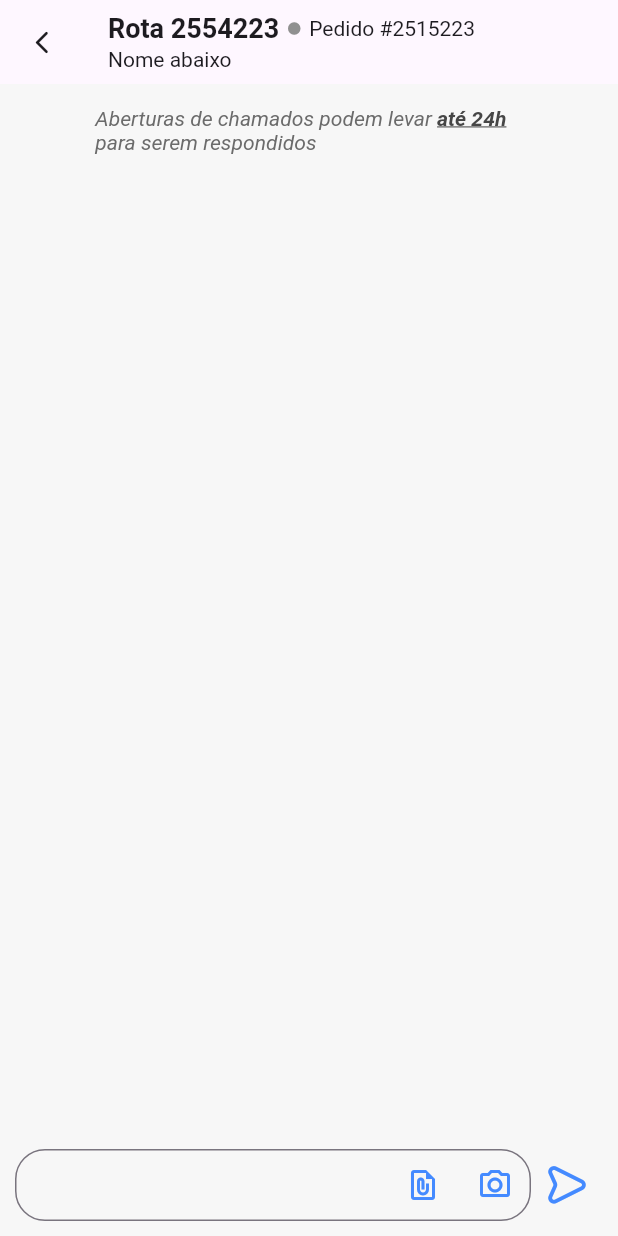
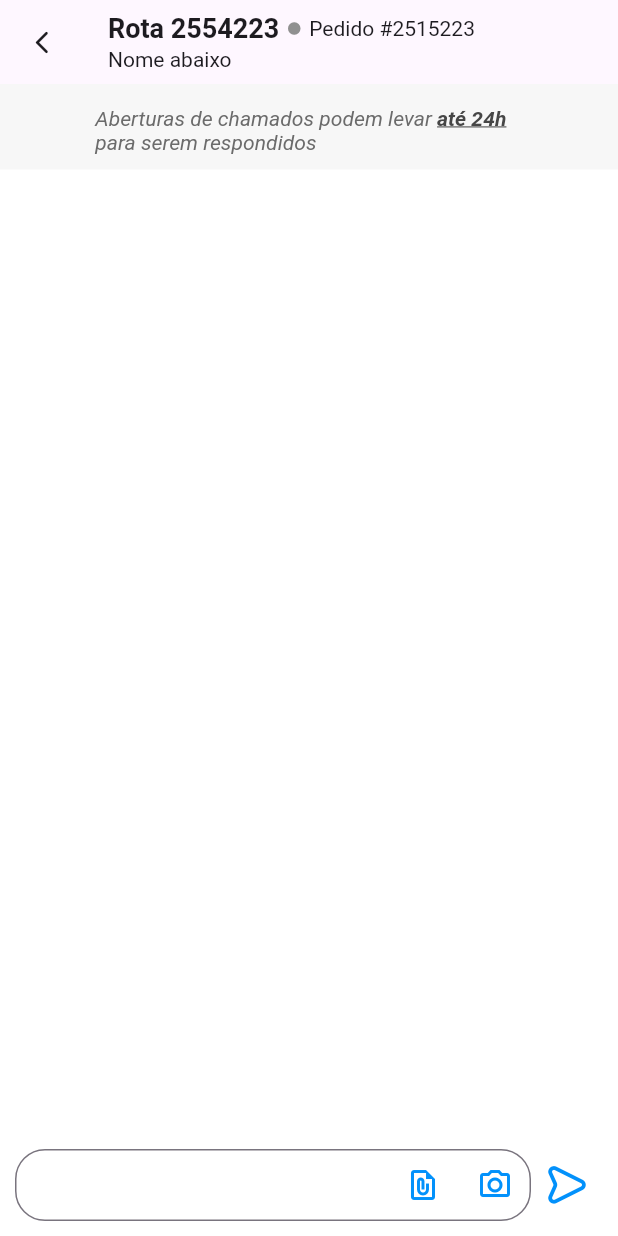
Before and after one commit to leonanmar886/flutter_chat, a Flutter app: the screen it shows after launch, on a phone screen of 412 x 824 dp. Run offline on Flutter 3.47's test engine with Material 3 defaults, Android fonts, the phone set to English and light mode, and no system bars; our stand-ins replace bubble, file_picker, flutter_chat_types, flutter_chat_ui, image_picker, open_filex.

Commit message:
some changes

```diff
--- a/lib/chatInputField.dart
+++ b/lib/chatInputField.dart
@@ -27,6 +27,13 @@ class ChatInputField extends StatelessWidget {
                 border: OutlineInputBorder(
                   borderRadius: BorderRadius.circular(20.0),
                 ),
+                focusedBorder: OutlineInputBorder(
+                  borderRadius: BorderRadius.circular(20.0),
+                  borderSide: const BorderSide(
+                    color: Colors.black45,
+                    width: 2.0,
+                  ),
+                ),
                 contentPadding: const EdgeInsets.all(10.0),
                 suffixIcon: Row(
                   mainAxisSize: MainAxisSize.min, // Adicione esta linha
@@ -34,7 +41,7 @@ class ChatInputField extends StatelessWidget {
                     IconButton(
                       icon: const Icon(
                           Icons.file_present_outlined,
-                          color: Colors.blueAccent
+                          color: Color(0xFF0291FB)
                         ),
                       onPressed: () {
                         handleFileSelection();
@@ -43,7 +50,7 @@ class ChatInputField extends StatelessWidget {
                     IconButton(
                       icon: const Icon(
                           Icons.camera_alt_outlined,
-                          color: Colors.blueAccent,
+                          color: Color(0xFF0291FB),
                         ),
                       onPressed: () {
                         handleCameraSelection();
@@ -58,7 +65,7 @@ class ChatInputField extends StatelessWidget {
           IconButton(
             icon: const Icon(
                 IconData(0xe800, fontFamily: 'MyFlutterApp'),
-                color: Colors.blueAccent,
+                color: Color(0xFF0291FB),
                 size: 25.0,
               ),
             onPressed: () {
--- /dev/null
+++ b/lib/chatTheme.dart
@@ -0,0 +1,170 @@
+import 'package:flutter/material.dart';
+import 'package:flutter_chat_ui/flutter_chat_ui.dart';
+
+class MyChatTheme extends ChatTheme {
+  const MyChatTheme({
+    super.attachmentButtonIcon,
+    super.attachmentButtonMargin,
+    super.backgroundColor = const Color(0xFFF7F7F7),
+    super.dateDividerMargin = const EdgeInsets.only(
+      bottom: 32,
+      top: 16,
+    ),
+    super.dateDividerTextStyle = const TextStyle(
+      color: neutral2,
+      fontSize: 12,
+      fontWeight: FontWeight.w800,
+      height: 1.333,
+    ),
+    super.deliveredIcon,
+    super.documentIcon,
+    super.emptyChatPlaceholderTextStyle = const TextStyle(
+      color: neutral2,
+      fontSize: 16,
+      fontWeight: FontWeight.w500,
+      height: 1.5,
+    ),
+    super.errorColor = error,
+    super.errorIcon,
+    super.inputBackgroundColor = Colors.grey,
+    super.inputSurfaceTintColor = neutral0,
+    super.inputElevation = 0,
+    super.inputBorderRadius = const BorderRadius.vertical(
+      top: Radius.circular(20),
+    ),
+    super.inputContainerDecoration,
+    super.inputMargin = EdgeInsets.zero,
+    super.inputPadding = const EdgeInsets.fromLTRB(24, 20, 24, 20),
+    super.inputTextColor = Colors.black,
+    super.inputTextCursorColor,
+    super.inputTextDecoration = const InputDecoration(
+      border: InputBorder.none,
+      contentPadding: EdgeInsets.zero,
+      isCollapsed: true,
+    ),
+    super.inputTextStyle = const TextStyle(
+      fontSize: 16,
+      fontWeight: FontWeight.w500,
+      height: 1.5,
+    ),
+    super.messageBorderRadius = 20,
+    super.messageInsetsHorizontal = 20,
+    super.messageInsetsVertical = 16,
+    super.messageMaxWidth = 440,
+    super.primaryColor = primary,
+    super.receivedEmojiMessageTextStyle = const TextStyle(fontSize: 40),
+    super.receivedMessageBodyBoldTextStyle,
+    super.receivedMessageBodyCodeTextStyle,
+    super.receivedMessageBodyLinkTextStyle,
+    super.receivedMessageBodyTextStyle = const TextStyle(
+      color:  Colors.black,
+      fontSize: 16,
+      fontWeight: FontWeight.w500,
+      height: 1.5,
+    ),
+    super.receivedMessageCaptionTextStyle = const TextStyle(
+      color:  Colors.black,
+      fontSize: 12,
+      fontWeight: FontWeight.w500,
+      height: 1.333,
+    ),
+    super.receivedMessageDocumentIconColor = primary,
+    super.receivedMessageLinkDescriptionTextStyle = const TextStyle(
+      color:  Colors.black,
+      fontSize: 14,
+      fontWeight: FontWeight.w400,
+      height: 1.428,
+    ),
+    super.receivedMessageLinkTitleTextStyle = const TextStyle(
+      color:  Colors.black,
+      fontSize: 16,
+      fontWeight: FontWeight.w800,
+      height: 1.375,
+    ),
+    super.secondaryColor = secondary,
+    super.seenIcon,
+    super.sendButtonIcon,
+    super.sendButtonMargin,
+    super.sendingIcon,
+    super.sentEmojiMessageTextStyle = const TextStyle(fontSize: 40),
+    super.sentMessageBodyBoldTextStyle,
+    super.sentMessageBodyCodeTextStyle,
+    super.sentMessageBodyLinkTextStyle,
+    super.sentMessageBodyTextStyle = const TextStyle(
+      color: Colors.black,
+      fontSize: 16,
+      fontWeight: FontWeight.w500,
+      height: 1.5,
+    ),
+    super.sentMessageCaptionTextStyle = const TextStyle(
+      color: Colors.black,
+      fontSize: 12,
+      fontWeight: FontWeight.w500,
+      height: 1.333,
+    ),
+    super.sentMessageDocumentIconColor = Colors.black,
+    super.sentMessageLinkDescriptionTextStyle = const TextStyle(
+      color: Colors.black,
+      fontSize: 14,
+      fontWeight: FontWeight.w400,
+      height: 1.428,
+    ),
+    super.sentMessageLinkTitleTextStyle = const TextStyle(
+      color: Colors.black,
+      fontSize: 16,
+      fontWeight: FontWeight.w800,
+      height: 1.375,
+    ),
+    super.statusIconPadding = const EdgeInsets.symmetric(horizontal: 4),
+    super.systemMessageTheme = const SystemMessageTheme(
+      margin: EdgeInsets.only(
+        bottom: 24,
+        top: 8,
+        left: 8,
+        right: 8,
+      ),
+      textStyle: TextStyle(
+        color: Colors.black,
+        fontSize: 12,
+        fontWeight: FontWeight.w800,
+        height: 1.333,
+      ),
+    ),
+    super.typingIndicatorTheme = const TypingIndicatorTheme(
+      animatedCirclesColor: Colors.black,
+      animatedCircleSize: 5.0,
+      bubbleBorder: BorderRadius.all(Radius.circular(27.0)),
+      bubbleColor: Colors.black,
+      countAvatarColor: primary,
+      countTextColor: secondary,
+      multipleUserTextStyle: TextStyle(
+        fontSize: 12,
+        fontWeight: FontWeight.w500,
+        color: neutral2,
+      ),
+    ),
+    super.unreadHeaderTheme = const UnreadHeaderTheme(
+      color: secondary,
+      textStyle: TextStyle(
+        color: neutral2,
+        fontSize: 12,
+        fontWeight: FontWeight.w500,
+        height: 1.333,
+      ),
+    ),
+    super.userAvatarImageBackgroundColor = Colors.transparent,
+    super.userAvatarNameColors = colors,
+    super.userAvatarTextStyle = const TextStyle(
+      color: neutral7,
+      fontSize: 12,
+      fontWeight: FontWeight.w800,
+      height: 1.333,
+    ),
+    super.userNameTextStyle = const TextStyle(
+      fontSize: 12,
+      fontWeight: FontWeight.w800,
+      height: 1.333,
+    ),
+    super.highlightMessageColor,
+  });
+}
--- a/lib/main.dart
+++ b/lib/main.dart
@@ -5,6 +5,7 @@ import 'dart:math';
 import 'package:file_picker/file_picker.dart';
 import 'package:flutter/material.dart';
 import 'package:flutter_chat/chatInputField.dart';
+import 'package:flutter_chat/chatTheme.dart';
 import 'package:flutter_chat/message.dart';
 import 'package:flutter_chat_types/flutter_chat_types.dart' as types;
 import 'package:flutter_chat_ui/flutter_chat_ui.dart';
@@ -130,9 +131,7 @@ class _MyHomePageState extends State<MyHomePage> {
                       _handleImageSelection();
                     },
                   ),
-                  theme: const DefaultChatTheme(
-                    backgroundColor: Color(0xFFF7F7F7),
-                  ),
+                  theme: const MyChatTheme()
                 ),
               ),
             ],
```
